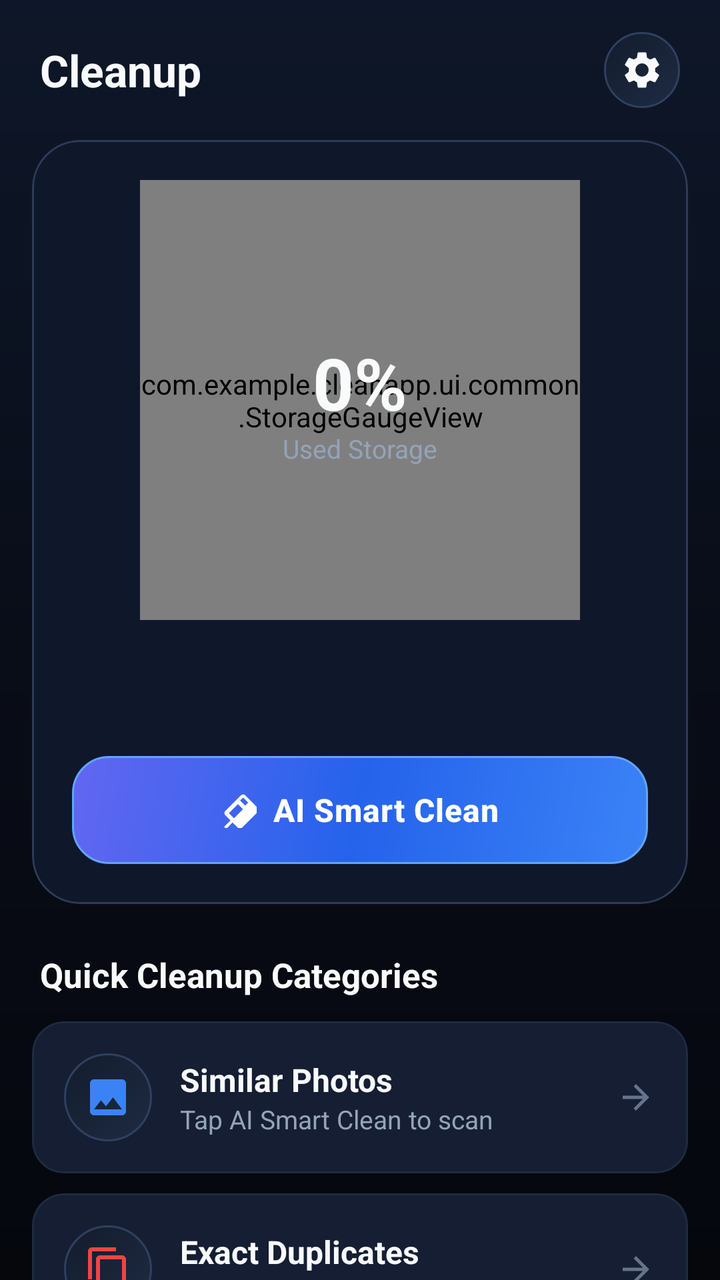
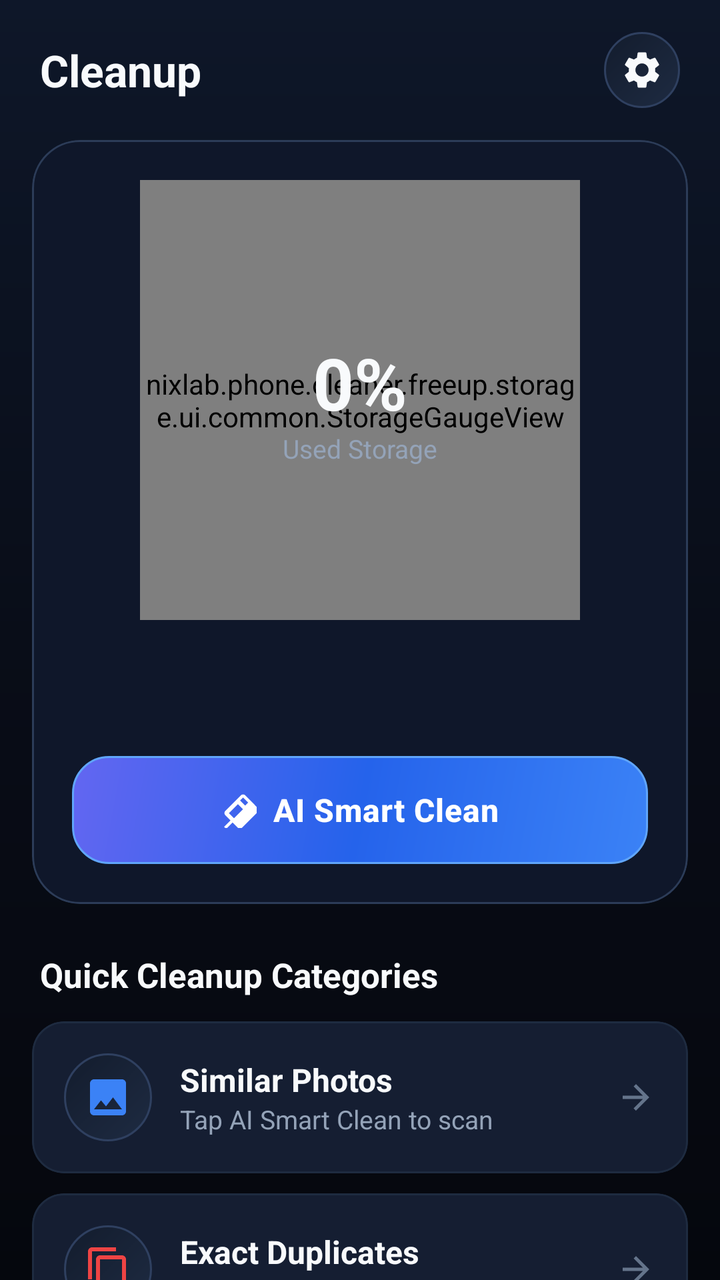

Before-and-after screenshots of an Android layout around one commit, followed by the original layout XML and the change that was made.
<!-- AndroidManifest.xml: application theme Theme.CleanApp -->
<!-- res/layout/fragment_dashboard.xml -->
<?xml version="1.0" encoding="utf-8"?>
<androidx.core.widget.NestedScrollView xmlns:android="http://schemas.android.com/apk/res/android"
    xmlns:app="http://schemas.android.com/apk/res-auto"
    xmlns:tools="http://schemas.android.com/tools"
    android:layout_width="match_parent"
    android:layout_height="match_parent"
    android:background="@drawable/bg_modern_dark"
    android:fillViewport="true">

    <androidx.constraintlayout.widget.ConstraintLayout
        android:layout_width="match_parent"
        android:layout_height="wrap_content"
        android:paddingBottom="100dp">

        
        <LinearLayout
            android:id="@+id/topBar"
            android:layout_width="match_parent"
            android:layout_height="wrap_content"
            android:gravity="center_vertical"
            android:paddingHorizontal="20dp"
            android:paddingTop="16dp"
            app:layout_constraintTop_toTopOf="parent">

            <TextView
                android:layout_width="0dp"
                android:layout_height="wrap_content"
                android:layout_weight="1"
                android:text="@string/app_name"
                android:textColor="@color/text_primary"
                android:textSize="22sp"
                android:textStyle="bold" />

            <com.google.android.material.button.MaterialButton
                android:id="@+id/btnProBadge"
                style="@style/Widget.Material3.Button.TonalButton"
                android:layout_width="wrap_content"
                android:layout_height="36dp"
                android:background="@drawable/bg_badge_best"
                android:paddingHorizontal="12dp"
                android:text="PRO"
                android:textColor="@color/bg_dark"
                android:textSize="12sp"
                android:textStyle="bold"
                android:visibility="gone"
                app:backgroundTint="@null" />

            <ImageView
                android:id="@+id/btnSettings"
                android:layout_width="38dp"
                android:layout_height="38dp"
                android:layout_marginStart="8dp"
                android:background="@drawable/bg_circle_icon"
                android:clickable="true"
                android:focusable="true"
                android:padding="8dp"
                android:src="@drawable/ic_nav_settings"
                app:tint="@color/text_primary" />
        </LinearLayout>

        
        <com.google.android.material.card.MaterialCardView
            android:id="@+id/gaugeCard"
            android:layout_width="match_parent"
            android:layout_height="wrap_content"
            android:layout_marginHorizontal="16dp"
            android:layout_marginTop="16dp"
            app:cardBackgroundColor="@color/bg_surface"
            app:cardCornerRadius="24dp"
            app:cardElevation="0dp"
            app:strokeColor="@color/border_glass"
            app:strokeWidth="1dp"
            app:layout_constraintTop_toBottomOf="@id/topBar">

            <androidx.constraintlayout.widget.ConstraintLayout
                android:layout_width="match_parent"
                android:layout_height="wrap_content"
                android:padding="20dp">

                <com.example.cleanapp.ui.common.StorageGaugeView
                    android:id="@+id/storageGauge"
                    android:layout_width="220dp"
                    android:layout_height="220dp"
                    app:layout_constraintEnd_toEndOf="parent"
                    app:layout_constraintStart_toStartOf="parent"
                    app:layout_constraintTop_toTopOf="parent" />

                
                <LinearLayout
                    android:layout_width="wrap_content"
                    android:layout_height="wrap_content"
                    android:gravity="center"
                    android:orientation="vertical"
                    app:layout_constraintBottom_toBottomOf="@id/storageGauge"
                    app:layout_constraintEnd_toEndOf="@id/storageGauge"
                    app:layout_constraintStart_toStartOf="@id/storageGauge"
                    app:layout_constraintTop_toTopOf="@id/storageGauge">

                    <TextView
                        android:id="@+id/tvUsedPercent"
                        android:layout_width="wrap_content"
                        android:layout_height="wrap_content"
                        android:text="0%"
                        android:textColor="@color/text_primary"
                        android:textSize="36sp"
                        android:textStyle="bold" />

                    <TextView
                        android:layout_width="wrap_content"
                        android:layout_height="wrap_content"
                        android:text="@string/storage_used_title"
                        android:textColor="@color/text_secondary"
                        android:textSize="13sp" />
                </LinearLayout>

                <TextView
                    android:id="@+id/tvStorageInfo"
                    android:layout_width="wrap_content"
                    android:layout_height="wrap_content"
                    android:layout_marginTop="8dp"
                    android:textColor="@color/text_primary"
                    android:textSize="15sp"
                    android:textStyle="bold"
                    app:layout_constraintEnd_toEndOf="parent"
                    app:layout_constraintStart_toStartOf="parent"
                    app:layout_constraintTop_toBottomOf="@id/storageGauge" />

                <TextView
                    android:id="@+id/tvFreeStorage"
                    android:layout_width="wrap_content"
                    android:layout_height="wrap_content"
                    android:layout_marginTop="2dp"
                    android:textColor="@color/accent_emerald"
                    android:textSize="13sp"
                    app:layout_constraintEnd_toEndOf="parent"
                    app:layout_constraintStart_toStartOf="parent"
                    app:layout_constraintTop_toBottomOf="@id/tvStorageInfo" />

                
                <com.google.android.material.button.MaterialButton
                    android:id="@+id/btnScan"
                    android:layout_width="match_parent"
                    android:layout_height="54dp"
                    android:layout_marginTop="20dp"
                    android:background="@drawable/bg_btn_primary"
                    android:text="@string/btn_smart_clean"
                    android:textColor="@color/white"
                    android:textSize="16sp"
                    android:textStyle="bold"
                    app:backgroundTint="@null"
                    app:icon="@drawable/ic_smart_clean"
                    app:iconGravity="textStart"
                    app:iconTint="@color/white"
                    app:layout_constraintTop_toBottomOf="@id/tvFreeStorage" />

            </androidx.constraintlayout.widget.ConstraintLayout>
        </com.google.android.material.card.MaterialCardView>

        
        <com.google.android.material.card.MaterialCardView
            android:id="@+id/scanningCard"
            android:layout_width="match_parent"
            android:layout_height="wrap_content"
            android:layout_marginHorizontal="16dp"
            android:layout_marginTop="16dp"
            android:visibility="gone"
            app:cardBackgroundColor="@color/bg_surface"
            app:cardCornerRadius="20dp"
            app:strokeColor="@color/primary_glow"
            app:strokeWidth="1.5dp"
            app:layout_constraintTop_toBottomOf="@id/gaugeCard">

            <LinearLayout
                android:layout_width="match_parent"
                android:layout_height="wrap_content"
                android:gravity="center"
                android:orientation="vertical"
                android:padding="20dp">

                <com.airbnb.lottie.LottieAnimationView
                    android:id="@+id/lottieScanning"
                    android:layout_width="120dp"
                    android:layout_height="120dp"
                    app:lottie_autoPlay="true"
                    app:lottie_fileName="lotties/splash_lottie.json"
                    app:lottie_loop="true" />

                <TextView
                    android:id="@+id/tvScanProgressMsg"
                    android:layout_width="wrap_content"
                    android:layout_height="wrap_content"
                    android:layout_marginTop="8dp"
                    android:text="@string/scanning_storage"
                    android:textColor="@color/text_primary"
                    android:textSize="15sp"
                    android:textStyle="bold" />

                <com.google.android.material.progressindicator.LinearProgressIndicator
                    android:id="@+id/scanProgressBar"
                    android:layout_width="match_parent"
                    android:layout_height="wrap_content"
                    android:layout_marginTop="12dp"
                    app:indicatorColor="@color/primary_glow"
                    app:trackColor="@color/bg_card_highlight"
                    app:trackCornerRadius="4dp" />
            </LinearLayout>
        </com.google.android.material.card.MaterialCardView>

        
        <TextView
            android:id="@+id/tvCategoriesTitle"
            android:layout_width="wrap_content"
            android:layout_height="wrap_content"
            android:layout_marginStart="20dp"
            android:layout_marginTop="24dp"
            android:text="Quick Cleanup Categories"
            android:textColor="@color/text_primary"
            android:textSize="17sp"
            android:textStyle="bold"
            app:layout_constraintStart_toStartOf="parent"
            app:layout_constraintTop_toBottomOf="@id/scanningCard" />

        
        <com.google.android.material.card.MaterialCardView
            android:id="@+id/cardSimilarPhotos"
            android:layout_width="match_parent"
            android:layout_height="wrap_content"
            android:layout_marginHorizontal="16dp"
            android:layout_marginTop="12dp"
            app:cardBackgroundColor="@color/bg_card"
            app:cardCornerRadius="16dp"
            app:strokeColor="@color/border_subtle"
            app:strokeWidth="1dp"
            app:layout_constraintTop_toBottomOf="@id/tvCategoriesTitle">

            <LinearLayout
                android:layout_width="match_parent"
                android:layout_height="wrap_content"
                android:gravity="center_vertical"
                android:orientation="horizontal"
                android:padding="16dp">

                <ImageView
                    android:layout_width="44dp"
                    android:layout_height="44dp"
                    android:background="@drawable/bg_circle_icon"
                    android:padding="10dp"
                    android:src="@drawable/ic_image"
                    app:tint="@color/category_similar" />

                <LinearLayout
                    android:layout_width="0dp"
                    android:layout_height="wrap_content"
                    android:layout_marginStart="14dp"
                    android:layout_weight="1"
                    android:orientation="vertical">

                    <TextView
                        android:layout_width="wrap_content"
                        android:layout_height="wrap_content"
                        android:text="@string/category_similar_photos"
                        android:textColor="@color/text_primary"
                        android:textSize="16sp"
                        android:textStyle="bold" />

                    <TextView
                        android:id="@+id/tvSimilarPhotosCount"
                        android:layout_width="wrap_content"
                        android:layout_height="wrap_content"
                        android:text="Tap AI Smart Clean to scan"
                        android:textColor="@color/text_secondary"
                        android:textSize="13sp" />
                </LinearLayout>

                <ImageView
                    android:layout_width="20dp"
                    android:layout_height="20dp"
                    android:src="@drawable/ic_arrow_back"
                    android:rotation="180"
                    app:tint="@color/text_tertiary" />
            </LinearLayout>
        </com.google.android.material.card.MaterialCardView>

        
        <com.google.android.material.card.MaterialCardView
            android:id="@+id/cardDuplicates"
            android:layout_width="match_parent"
            android:layout_height="wrap_content"
            android:layout_marginHorizontal="16dp"
            android:layout_marginTop="10dp"
            app:cardBackgroundColor="@color/bg_card"
            app:cardCornerRadius="16dp"
            app:strokeColor="@color/border_subtle"
            app:strokeWidth="1dp"
            app:layout_constraintTop_toBottomOf="@id/cardSimilarPhotos">

            <LinearLayout
                android:layout_width="match_parent"
                android:layout_height="wrap_content"
                android:gravity="center_vertical"
                android:orientation="horizontal"
                android:padding="16dp">

                <ImageView
                    android:layout_width="44dp"
                    android:layout_height="44dp"
                    android:background="@drawable/bg_circle_icon"
                    android:padding="10dp"
                    android:src="@drawable/ic_duplicate"
                    app:tint="@color/category_duplicate" />

                <LinearLayout
                    android:layout_width="0dp"
                    android:layout_height="wrap_content"
                    android:layout_marginStart="14dp"
                    android:layout_weight="1"
                    android:orientation="vertical">

                    <TextView
                        android:layout_width="wrap_content"
                        android:layout_height="wrap_content"
                        android:text="@string/category_duplicates"
                        android:textColor="@color/text_primary"
                        android:textSize="16sp"
                        android:textStyle="bold" />

                    <TextView
                        android:id="@+id/tvDuplicatesCount"
                        android:layout_width="wrap_content"
                        android:layout_height="wrap_content"
                        android:text="0 files"
                        android:textColor="@color/text_secondary"
                        android:textSize="13sp" />
                </LinearLayout>

                <ImageView
                    android:layout_width="20dp"
                    android:layout_height="20dp"
                    android:src="@drawable/ic_arrow_back"
                    android:rotation="180"
                    app:tint="@color/text_tertiary" />
            </LinearLayout>
        </com.google.android.material.card.MaterialCardView>

        
        <com.google.android.material.card.MaterialCardView
            android:id="@+id/cardScreenshots"
            android:layout_width="match_parent"
            android:layout_height="wrap_content"
            android:layout_marginHorizontal="16dp"
            android:layout_marginTop="10dp"
            app:cardBackgroundColor="@color/bg_card"
            app:cardCornerRadius="16dp"
            app:strokeColor="@color/border_subtle"
            app:strokeWidth="1dp"
            app:layout_constraintTop_toBottomOf="@id/cardDuplicates">

            <LinearLayout
                android:layout_width="match_parent"
                android:layout_height="wrap_content"
                android:gravity="center_vertical"
                android:orientation="horizontal"
                android:padding="16dp">

                <ImageView
                    android:layout_width="44dp"
                    android:layout_height="44dp"
                    android:background="@drawable/bg_circle_icon"
                    android:padding="10dp"
                    android:src="@drawable/ic_screenshot"
                    app:tint="@color/category_screenshot" />

                <LinearLayout
                    android:layout_width="0dp"
                    android:layout_height="wrap_content"
                    android:layout_marginStart="14dp"
                    android:layout_weight="1"
                    android:orientation="vertical">

                    <TextView
                        android:layout_width="wrap_content"
                        android:layout_height="wrap_content"
                        android:text="@string/category_screenshots"
                        android:textColor="@color/text_primary"
                        android:textSize="16sp"
                        android:textStyle="bold" />

                    <TextView
                        android:id="@+id/tvScreenshotsCount"
                        android:layout_width="wrap_content"
                        android:layout_height="wrap_content"
                        android:text="0 files"
                        android:textColor="@color/text_secondary"
                        android:textSize="13sp" />
                </LinearLayout>

                <ImageView
                    android:layout_width="20dp"
                    android:layout_height="20dp"
                    android:src="@drawable/ic_arrow_back"
                    android:rotation="180"
                    app:tint="@color/text_tertiary" />
            </LinearLayout>
        </com.google.android.material.card.MaterialCardView>

        
        <com.google.android.material.card.MaterialCardView
            android:id="@+id/cardLargeVideos"
            android:layout_width="match_parent"
            android:layout_height="wrap_content"
            android:layout_marginHorizontal="16dp"
            android:layout_marginTop="10dp"
            app:cardBackgroundColor="@color/bg_card"
            app:cardCornerRadius="16dp"
            app:strokeColor="@color/border_subtle"
            app:strokeWidth="1dp"
            app:layout_constraintTop_toBottomOf="@id/cardScreenshots">

            <LinearLayout
                android:layout_width="match_parent"
                android:layout_height="wrap_content"
                android:gravity="center_vertical"
                android:orientation="horizontal"
                android:padding="16dp">

                <ImageView
                    android:layout_width="44dp"
                    android:layout_height="44dp"
                    android:background="@drawable/bg_circle_icon"
                    android:padding="10dp"
                    android:src="@drawable/ic_nav_compress"
                    app:tint="@color/category_video" />

                <LinearLayout
                    android:layout_width="0dp"
                    android:layout_height="wrap_content"
                    android:layout_marginStart="14dp"
                    android:layout_weight="1"
                    android:orientation="vertical">

                    <TextView
                        android:layout_width="wrap_content"
                        android:layout_height="wrap_content"
                        android:text="@string/category_large_videos"
                        android:textColor="@color/text_primary"
                        android:textSize="16sp"
                        android:textStyle="bold" />

                    <TextView
                        android:id="@+id/tvLargeVideosCount"
                        android:layout_width="wrap_content"
                        android:layout_height="wrap_content"
                        android:text="0 files"
                        android:textColor="@color/text_secondary"
                        android:textSize="13sp" />
                </LinearLayout>

                <ImageView
                    android:layout_width="20dp"
                    android:layout_height="20dp"
                    android:src="@drawable/ic_arrow_back"
                    android:rotation="180"
                    app:tint="@color/text_tertiary" />
            </LinearLayout>
        </com.google.android.material.card.MaterialCardView>

    </androidx.constraintlayout.widget.ConstraintLayout>
</androidx.core.widget.NestedScrollView>
<!-- resources referenced by this layout -->
<resources>
  <color name="accent_emerald">#10B981</color>
  <color name="bg_card">#151E32</color>
  <color name="bg_card_highlight">#22314E</color>
  <color name="bg_dark">#080C16</color>
  <color name="bg_surface">#0F172A</color>
  <color name="border_glass">#2C3C58</color>
  <color name="border_subtle">#1E2B40</color>
  <color name="category_duplicate">#EF4444</color>
  <color name="category_screenshot">#8B5CF6</color>
  <color name="category_similar">#3B82F6</color>
  <color name="category_video">#F59E0B</color>
  <color name="primary_glow">#60A5FA</color>
  <color name="text_primary">#F8FAFC</color>
  <color name="text_secondary">#94A3B8</color>
  <color name="text_tertiary">#64748B</color>
  <color name="white">#FFFFFF</color>
  <!-- drawable bg_badge_best (drawable) -->
  <?xml version="1.0" encoding="utf-8"?>
  <shape xmlns:android="http://schemas.android.com/apk/res/android"
      android:shape="rectangle">
      <gradient
          android:angle="0"
          android:startColor="#F59E0B"
          android:endColor="#FBBF24"
          android:type="linear" />
      <corners android:radius="8dp" />
  </shape>
  <!-- drawable bg_modern_dark (drawable) -->
  <?xml version="1.0" encoding="utf-8"?>
  <shape xmlns:android="http://schemas.android.com/apk/res/android"
      android:shape="rectangle">
      <gradient
          android:angle="270"
          android:startColor="#0E1729"
          android:centerColor="#090D18"
          android:endColor="#05070D"
          android:type="linear" />
  </shape>
  <!-- drawable ic_arrow_back (drawable) -->
  <vector xmlns:android="http://schemas.android.com/apk/res/android"
      android:width="24dp"
      android:height="24dp"
      android:viewportWidth="24"
      android:viewportHeight="24">
    <path
        android:fillColor="@color/white"
        android:pathData="M20,11H7.83l5.59,-5.59L12,4l-8,8 8,8 1.41,-1.41L7.83,13H20v-2z"/>
  </vector>
  <!-- drawable ic_duplicate (drawable) -->
  <vector xmlns:android="http://schemas.android.com/apk/res/android"
      android:width="24dp"
      android:height="24dp"
      android:viewportWidth="24"
      android:viewportHeight="24">
    <path
        android:fillColor="@color/white"
        android:pathData="M16,1H4c-1.1,0 -2,0.9 -2,2v14h2V3h12V1zm3,4H8c-1.1,0 -2,0.9 -2,2v14c0,1.1 0.9,2 2,2h11c1.1,0 2,-0.9 2,-2V7c0,-1.1 -0.9,-2 -2,-2zm0,16H8V7h11v14z"/>
  </vector>
  <!-- drawable ic_image (drawable) -->
  <vector xmlns:android="http://schemas.android.com/apk/res/android"
      android:width="24dp"
      android:height="24dp"
      android:viewportWidth="24"
      android:viewportHeight="24">
    <path
        android:fillColor="@color/white"
        android:pathData="M21,19V5c0,-1.1 -0.9,-2 -2,-2H5c-1.1,0 -2,0.9 -2,2v14c0,1.1 0.9,2 2,2h14c1.1,0 2,-0.9 2,-2zM8.5,13.5l2.5,3.01L14.5,12l4.5,6H5l3.5,-4.5z"/>
  </vector>
  <string name="app_name">Cleanup</string>
  <string name="btn_smart_clean">AI Smart Clean</string>
  <string name="category_duplicates">Exact Duplicates</string>
  <string name="category_large_videos">Large Videos</string>
  <string name="category_screenshots">Screenshots</string>
  <string name="category_similar_photos">Similar Photos</string>
  <string name="scanning_storage">Scanning storage…</string>
  <string name="storage_used_title">Used Storage</string>
  <style name="Theme.CleanApp" parent="Base.Theme.CleanApp" />
  <color name="ripple_light">#25FFFFFF</color>
  <color name="primary">#3B82F6</color>
  <color name="primary_subtle">#132238</color>
  <color name="text_accent">#38BDF8</color>
  <color name="accent_cyan">#06B6D4</color>
  <color name="transparent">#00000000</color>
  <style name="Widget.CleanApp.Button" parent="Widget.Material3.Button">
          <item name="cornerRadius">18dp</item>
          <item name="android:fontFamily">sans-serif-medium</item>
          <item name="android:letterSpacing">0.02</item>
      </style>
  <!-- unchanged entries left out for length: 7 -->
</resources>

<!-- the commit's change to res/layout/fragment_dashboard.xml (unified diff, before → after) -->
@@ -77,7 +77,7 @@
                 android:layout_height="wrap_content"
                 android:padding="20dp">
 
-                <com.example.cleanapp.ui.common.StorageGaugeView
+                <nixlab.phone.cleaner.freeup.storage.ui.common.StorageGaugeView
                     android:id="@+id/storageGauge"
                     android:layout_width="220dp"
                     android:layout_height="220dp"
